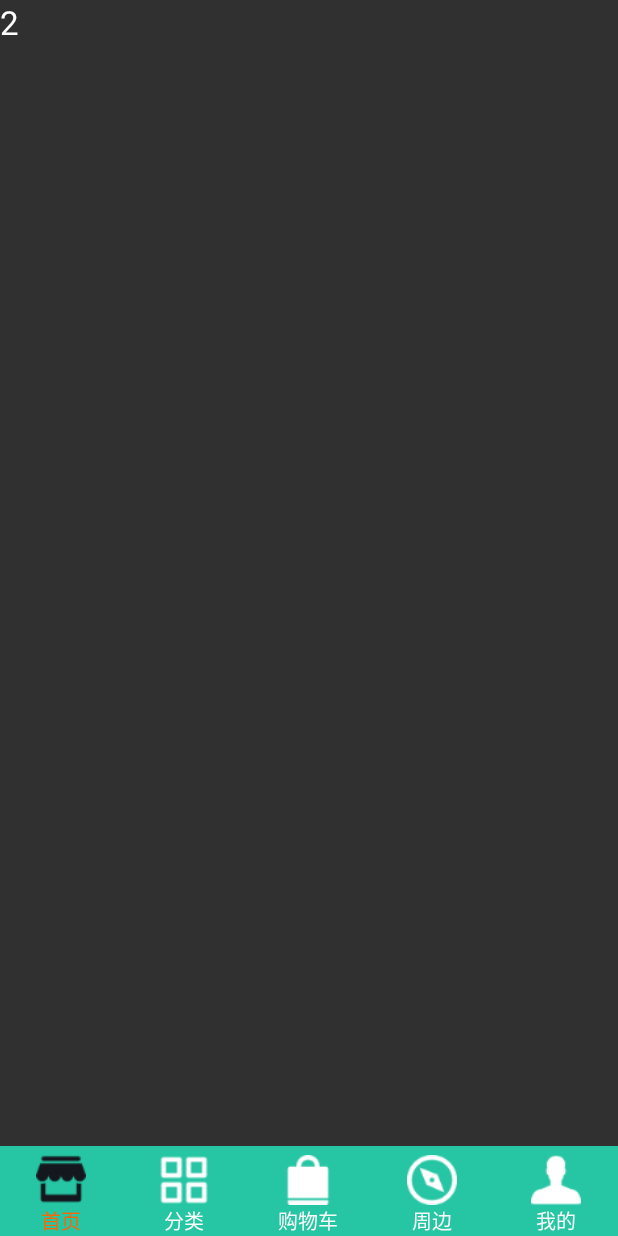
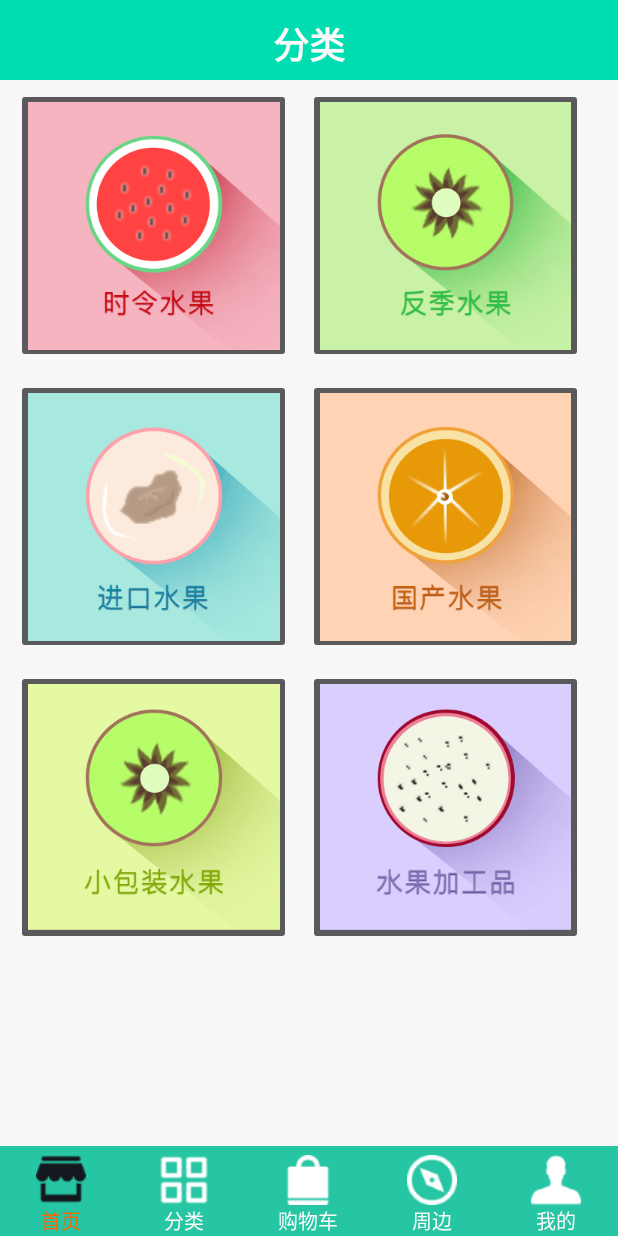
Before and after one commit to Anomymouse/ZgpApp, an Android app: the fragment Fragment_2 placed in its activity, on a phone screen of 412 x 824 dp. Run offline under Robolectric (Android 15) with nearby library versions, the phone set to English and light mode, and no system bars; 2 statements that could not run were skipped.

Commit message:
增加分类页面

```diff
--- a/app/src/main/java/com/zgp/adapter/Adapter_GvGoods.java
+++ b/app/src/main/java/com/zgp/adapter/Adapter_GvGoods.java
@@ -111,9 +111,9 @@ public class Adapter_GvGoods extends BaseAdapter {
 
             Bean_Goods goodsRight = listTotle.get(position).get(1);
             if (TextUtils.isEmpty(goodsRight.getGoods_img())) {
-                imageLoader.displayImage(goodsRight.getGoods_img(), holder.rigth_goods_img, options);
+                imageLoader.displayImage(UrlPath.IMAGE_URL + goodsRight.getGoods_img(), holder.rigth_goods_img, options);
             } else {
-                imageLoader.displayImage(goodsRight.getGoods_img(), holder.rigth_goods_img, options);
+                imageLoader.displayImage(UrlPath.IMAGE_URL + goodsRight.getGoods_img(), holder.rigth_goods_img, options);
             }
             holder.rigth_goods_title.setText(goodsRight.getGoods_title());
             holder.rigth_goods_title_more.setText(goodsRight.getGoods_title_more());
--- a/app/src/main/res/layout/fragment_2.xml
+++ b/app/src/main/res/layout/fragment_2.xml
@@ -1,12 +1,85 @@
 <?xml version="1.0" encoding="utf-8"?>
 <LinearLayout xmlns:android="http://schemas.android.com/apk/res/android"
-    android:orientation="vertical" android:layout_width="match_parent"
-    android:layout_height="match_parent">
+    android:layout_width="match_parent"
+    android:layout_height="match_parent"
+    android:background="@color/common_bg"
+    android:orientation="vertical"
+    android:paddingBottom="@dimen/dimen_108_dip">
 
-    <TextView
-        android:layout_width="wrap_content"
+    <LinearLayout
+        android:layout_width="match_parent"
+        android:layout_height="@dimen/dimen_96_dip"
+        android:background="@color/bg_color"
+        android:orientation="vertical">
+
+        <TextView
+            android:layout_width="wrap_content"
+            android:layout_height="wrap_content"
+            android:layout_gravity="center"
+            android:layout_marginTop="@dimen/dimen_20_dip"
+            android:text="分类"
+            android:textColor="@color/white_me"
+            android:textSize="24sp"
+            android:textStyle="bold" />
+    </LinearLayout>
+
+    <LinearLayout
+        android:layout_width="match_parent"
         android:layout_height="wrap_content"
-        android:textAppearance="?android:attr/textAppearanceLarge"
-        android:text="2"
-        android:id="@+id/textView2" />
+        android:layout_margin="@dimen/dimen_10_dip"
+        android:orientation="horizontal">
+
+        <ImageButton
+            android:layout_width="@dimen/dimen_330_dip"
+            android:layout_height="@dimen/dimen_330_dip"
+            android:layout_marginLeft="@dimen/dimen_10_dip"
+            android:src="@drawable/fenlei_01" />
+
+
+        <ImageButton
+            android:layout_width="@dimen/dimen_330_dip"
+            android:layout_height="@dimen/dimen_330_dip"
+            android:layout_marginLeft="@dimen/dimen_20_dip"
+            android:src="@drawable/fenlei_02" />
+    </LinearLayout>
+
+    <LinearLayout
+        android:layout_width="match_parent"
+        android:layout_height="wrap_content"
+        android:layout_margin="@dimen/dimen_10_dip"
+        android:orientation="horizontal">
+
+        <ImageButton
+            android:layout_width="@dimen/dimen_330_dip"
+            android:layout_height="@dimen/dimen_330_dip"
+            android:layout_marginLeft="@dimen/dimen_10_dip"
+            android:src="@drawable/fenlei_03" />
+
+
+        <ImageButton
+            android:layout_width="@dimen/dimen_330_dip"
+            android:layout_height="@dimen/dimen_330_dip"
+            android:layout_marginLeft="@dimen/dimen_20_dip"
+            android:src="@drawable/fenlei_04" />
+    </LinearLayout>
+
+    <LinearLayout
+        android:layout_width="match_parent"
+        android:layout_height="wrap_content"
+        android:layout_margin="@dimen/dimen_10_dip"
+        android:orientation="horizontal">
+
+        <ImageButton
+            android:layout_width="@dimen/dimen_330_dip"
+            android:layout_height="@dimen/dimen_330_dip"
+            android:layout_marginLeft="@dimen/dimen_10_dip"
+            android:src="@drawable/fenlei_05" />
+
+
+        <ImageButton
+            android:layout_width="@dimen/dimen_330_dip"
+            android:layout_height="@dimen/dimen_330_dip"
+            android:layout_marginLeft="@dimen/dimen_20_dip"
+            android:src="@drawable/fenlei_06" />
+    </LinearLayout>
 </LinearLayout>
```
Also changed, not shown: app/src/main/res/drawable-xhdpi/fenlei_01.png (added), app/src/main/res/drawable-xhdpi/fenlei_02.png (added), app/src/main/res/drawable-xhdpi/fenlei_03.png (added), app/src/main/res/drawable-xhdpi/fenlei_04.png (added), app/src/main/res/drawable-xhdpi/fenlei_05.png (added), app/src/main/res/drawable-xhdpi/fenlei_06.png (added).
